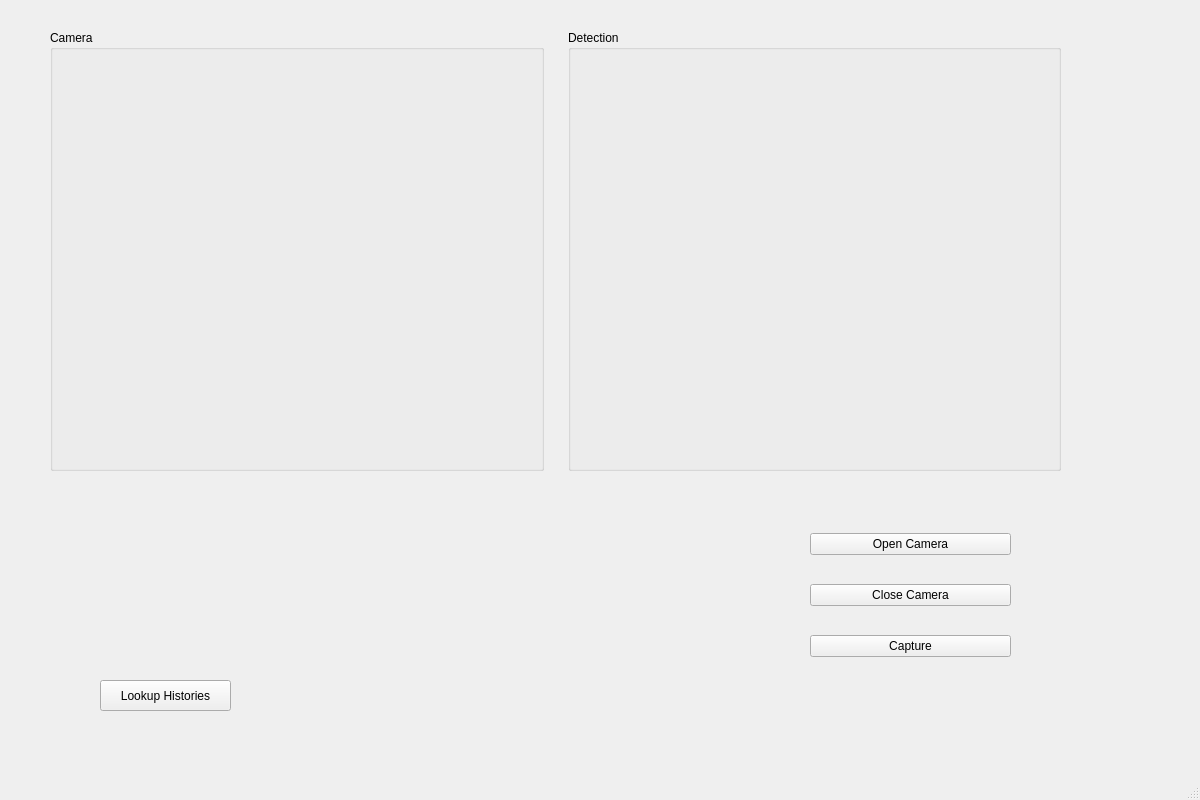
Qt form app/realtime_main_window.ui (PascalZh/fabric_defect_detection_system) before a commit.
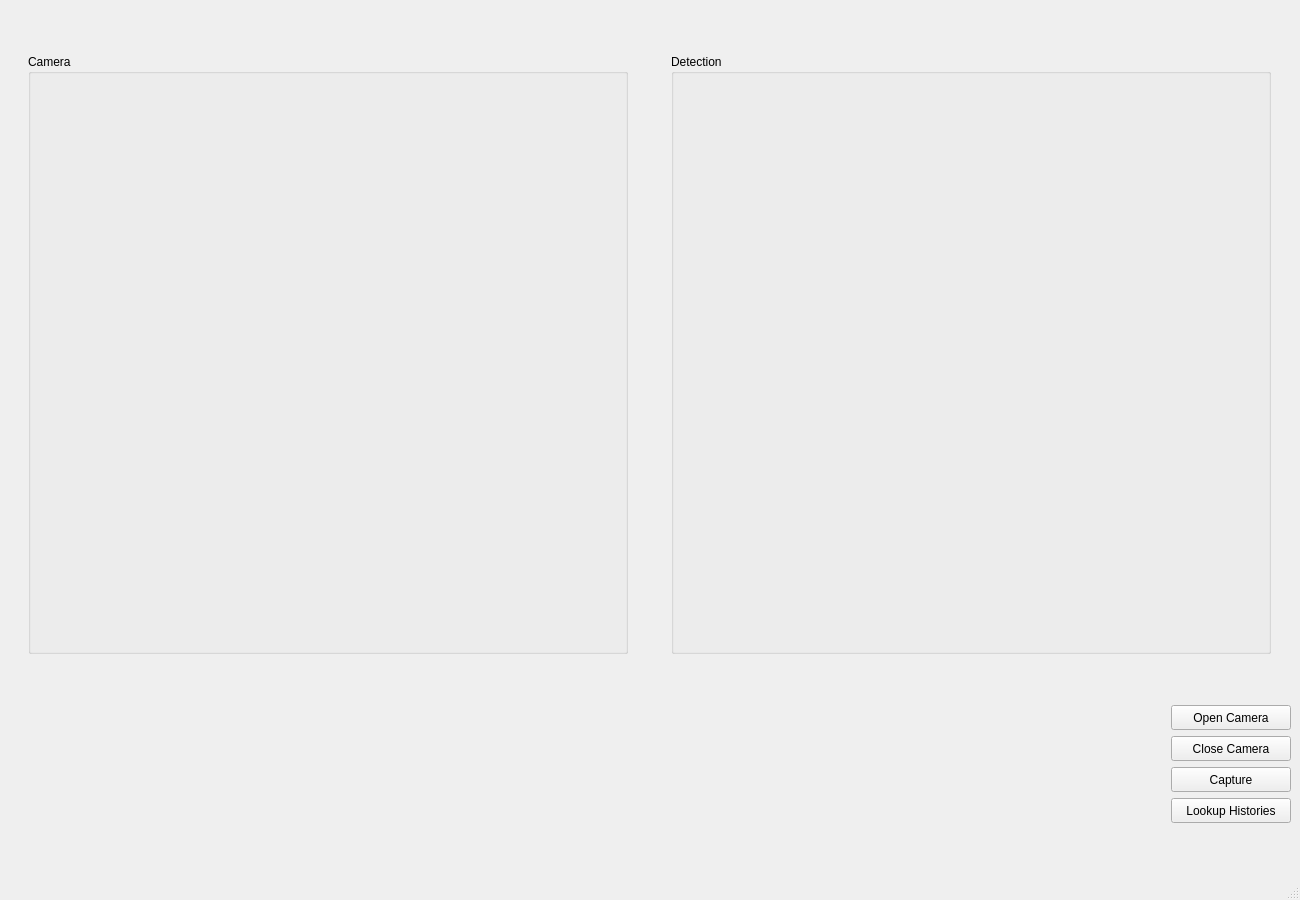
The same form after that commit.

Commit message: Set resolution and framerate, redesign ui based on this

The edit to the form file:
```diff
--- a/app/realtime_main_window.ui
+++ b/app/realtime_main_window.ui
@@ -6,29 +6,46 @@
    <rect>
     <x>0</x>
     <y>0</y>
-    <width>1200</width>
-    <height>800</height>
+    <width>1300</width>
+    <height>900</height>
    </rect>
   </property>
+  <property name="sizePolicy">
+   <sizepolicy hsizetype="Minimum" vsizetype="Minimum">
+    <horstretch>0</horstretch>
+    <verstretch>0</verstretch>
+   </sizepolicy>
+  </property>
+  <property name="minimumSize">
+   <size>
+    <width>1300</width>
+    <height>900</height>
+   </size>
+  </property>
   <property name="windowTitle">
    <string>Realtime Fabric Defect Detection</string>
   </property>
   <widget class="QWidget" name="centralwidget">
-   <widget class="QWidget" name="layoutWidget">
-    <property name="geometry">
-     <rect>
-      <x>50</x>
-      <y>30</y>
-      <width>1011</width>
-      <height>441</height>
-     </rect>
-    </property>
-    <layout class="QHBoxLayout" name="horizontalLayout">
+   <layout class="QGridLayout" name="gridLayout">
+    <item row="0" column="0" colspan="2">
+     <layout class="QHBoxLayout" name="horizontalLayout" stretch="0,0">
      <property name="spacing">
       <number>24</number>
      </property>
      <item>
       <widget class="QGroupBox" name="groupBox_Camera">
+        <property name="minimumSize">
+         <size>
+          <width>600</width>
+          <height>600</height>
+         </size>
+        </property>
+        <property name="maximumSize">
+         <size>
+          <width>600</width>
+          <height>600</height>
+         </size>
+        </property>
        <property name="title">
         <string>Camera</string>
        </property>
@@ -49,6 +66,18 @@
      </item>
      <item>
       <widget class="QGroupBox" name="groupBox_Detection">
+        <property name="minimumSize">
+         <size>
+          <width>600</width>
+          <height>600</height>
+         </size>
+        </property>
+        <property name="maximumSize">
+         <size>
+          <width>600</width>
+          <height>600</height>
+         </size>
+        </property>
        <property name="title">
         <string>Detection</string>
        </property>
@@ -68,26 +97,31 @@
       </widget>
      </item>
     </layout>
-   </widget>
-   <widget class="QWidget" name="layoutWidget">
-    <property name="geometry">
-     <rect>
-      <x>810</x>
-      <y>510</y>
-      <width>201</width>
-      <height>171</height>
-     </rect>
-    </property>
+    </item>
+    <item row="1" column="0">
+     <widget class="QLabel" name="label_Status">
+      <property name="text">
+       <string/>
+      </property>
+     </widget>
+    </item>
+    <item row="1" column="1">
     <layout class="QVBoxLayout" name="verticalLayout">
      <property name="sizeConstraint">
       <enum>QLayout::SetDefaultConstraint</enum>
      </property>
      <item>
       <widget class="QPushButton" name="pushButton_OpenCamera">
+        <property name="sizePolicy">
+         <sizepolicy hsizetype="Fixed" vsizetype="Fixed">
+          <horstretch>0</horstretch>
+          <verstretch>0</verstretch>
+         </sizepolicy>
+        </property>
        <property name="minimumSize">
         <size>
-         <width>180</width>
-         <height>0</height>
+          <width>120</width>
+          <height>25</height>
         </size>
        </property>
        <property name="text">
@@ -97,6 +131,18 @@
      </item>
      <item>
       <widget class="QPushButton" name="pushButton_CloseCamera">
+        <property name="sizePolicy">
+         <sizepolicy hsizetype="Fixed" vsizetype="Fixed">
+          <horstretch>0</horstretch>
+          <verstretch>0</verstretch>
+         </sizepolicy>
+        </property>
+        <property name="minimumSize">
+         <size>
+          <width>120</width>
+          <height>25</height>
+         </size>
+        </property>
        <property name="text">
         <string>Close Camera</string>
        </property>
@@ -104,45 +150,54 @@
      </item>
      <item>
       <widget class="QPushButton" name="pushButton_Capture">
+        <property name="sizePolicy">
+         <sizepolicy hsizetype="Fixed" vsizetype="Fixed">
+          <horstretch>0</horstretch>
+          <verstretch>0</verstretch>
+         </sizepolicy>
+        </property>
        <property name="minimumSize">
         <size>
-         <width>180</width>
-         <height>0</height>
-        </size>
-       </property>
+          <width>120</width>
+          <height>25</height>
+         </size>
+        </property>
+        <property name="maximumSize">
+         <size>
+          <width>16777215</width>
+          <height>16777215</height>
+         </size>
+        </property>
+        <property name="layoutDirection">
+         <enum>Qt::LeftToRight</enum>
+        </property>
        <property name="text">
         <string>Capture</string>
        </property>
       </widget>
      </item>
-    </layout>
-   </widget>
-   <widget class="QLabel" name="label_Status">
-    <property name="geometry">
-     <rect>
-      <x>130</x>
-      <y>580</y>
-      <width>300</width>
-      <height>15</height>
-     </rect>
-    </property>
-    <property name="text">
-     <string/>
-    </property>
-   </widget>
+      <item>
    <widget class="QPushButton" name="pushButton_LookUpHistories">
-    <property name="geometry">
-     <rect>
-      <x>100</x>
-      <y>680</y>
-      <width>131</width>
-      <height>31</height>
-     </rect>
+        <property name="sizePolicy">
+         <sizepolicy hsizetype="Fixed" vsizetype="Fixed">
+          <horstretch>0</horstretch>
+          <verstretch>0</verstretch>
+         </sizepolicy>
+        </property>
+        <property name="minimumSize">
+         <size>
+          <width>120</width>
+          <height>25</height>
+         </size>
     </property>
     <property name="text">
      <string>Lookup Histories</string>
     </property>
    </widget>
+      </item>
+     </layout>
+    </item>
+   </layout>
   </widget>
   <widget class="QMenuBar" name="menubar">
    <property name="geometry">
```
Left out of the diff: 2 changed lines with no effect on the pictures. Lines whose indentation alone changed are shown as unchanged. The commit also changes 4 other files.
